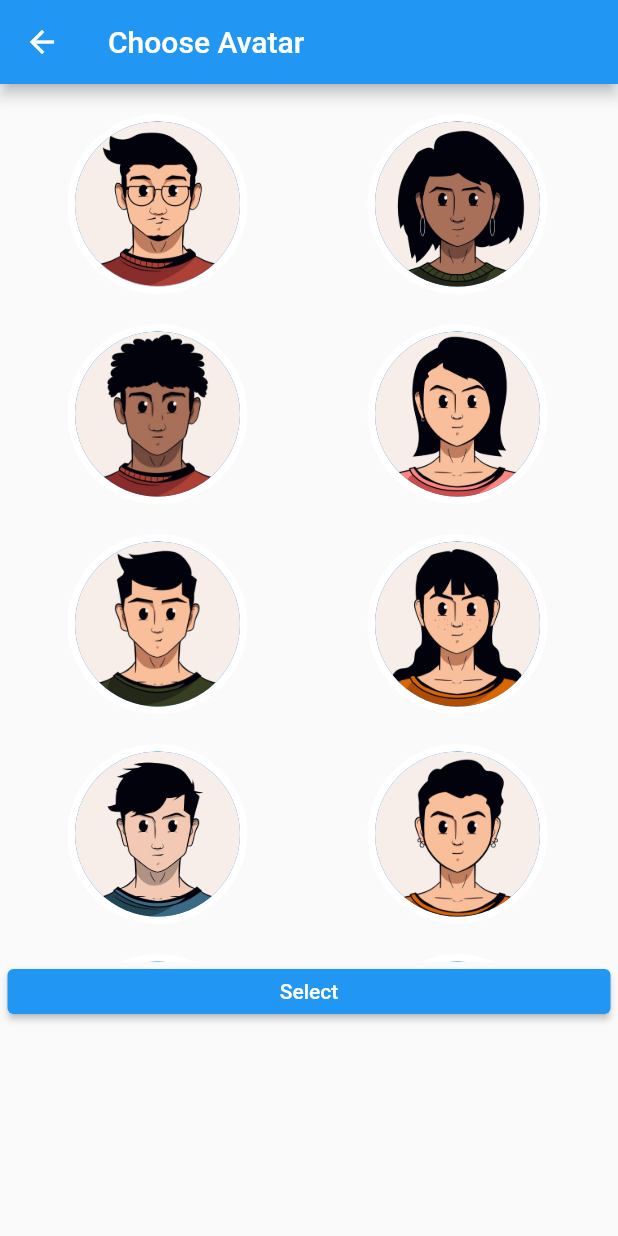
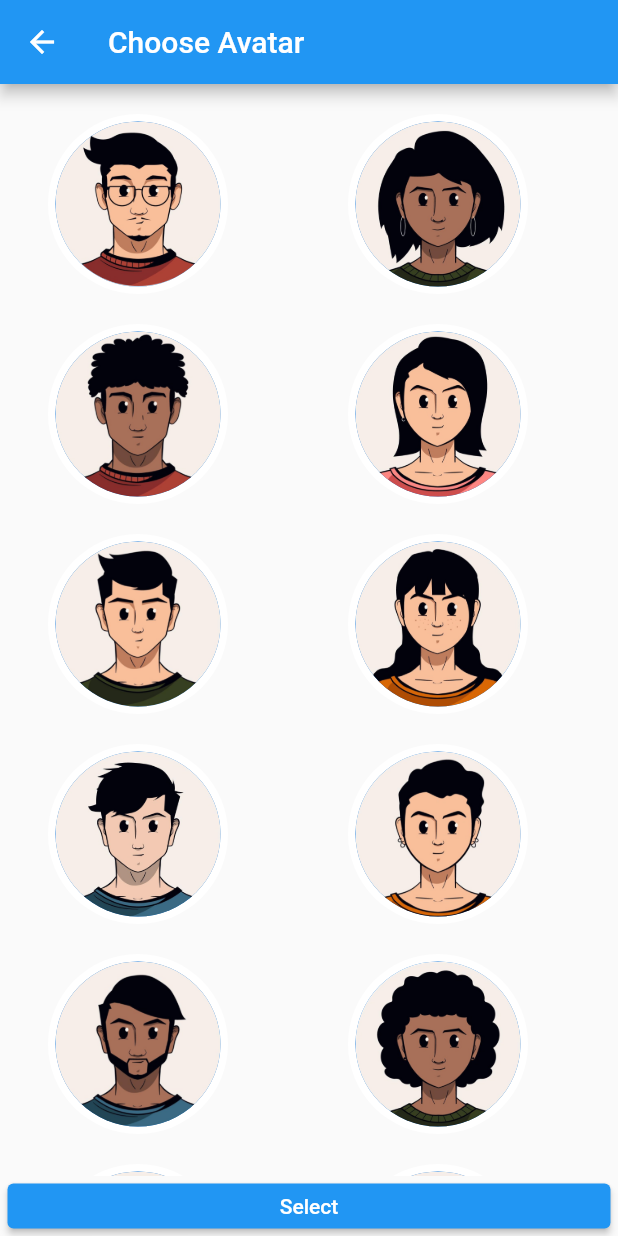
Before and after one commit to siddwarr/Chat-App, a Flutter app: the ChooseAvatar screen opened by its route, on a phone screen of 412 x 824 dp. Run offline on Flutter 3.47's test engine with Material 2 defaults, Android fonts, the light colour scheme and no system bars; our stand-ins replace cloud_firestore, firebase_auth, firebase_core, firebase_storage, flutter_spinkit, image_picker; accounts and stored records are empty.

Commit message:
profile and avatar page UI update

```diff
--- a/lib/bottom_navigation_screens/profile_page.dart
+++ b/lib/bottom_navigation_screens/profile_page.dart
@@ -232,7 +232,7 @@ class _ProfileState extends State<Profile> {
                   ),
                   //logout button
                   SizedBox(
-                    width: 110.0,
+                    width: 125,
                     child: ElevatedButton(
                       onPressed: () async {
                         await _authService.signOut();
--- a/lib/screens/choose_avatar.dart
+++ b/lib/screens/choose_avatar.dart
@@ -29,16 +29,12 @@ class _ChooseAvatarState extends State<ChooseAvatar> {
       appBar: AppBar(
         title: const Text('Choose Avatar'),
       ),
-      body: Column(
+      body: Stack(
         children: [
-          SingleChildScrollView(
-            physics: const AlwaysScrollableScrollPhysics(),
-            scrollDirection: Axis.vertical,
-            child: Container(
-              height: 590,
-              padding: const EdgeInsets.fromLTRB(45, 20, 45, 5),
+          Container(
+            //height: 590,
+            padding: const EdgeInsets.fromLTRB(32, 20, 32, 40),
             child: ListView(
-                physics: const AlwaysScrollableScrollPhysics(),
               scrollDirection: Axis.vertical,
               shrinkWrap: true,
               children: [
@@ -96,7 +92,6 @@ class _ChooseAvatarState extends State<ChooseAvatar> {
               ]
             )
           ),
-          ),
           Align(
             alignment: Alignment.bottomCenter,
             child: Container(
--- a/lib/widgets/message_card.dart
+++ b/lib/widgets/message_card.dart
@@ -220,7 +220,7 @@ class _MessageCardState extends State<MessageCard> {
     return Container(
       width: double.infinity,
       height: 80,
-      child: Row(
+      child: const Row(
         mainAxisAlignment: MainAxisAlignment.spaceBetween,
         children: [],
       ),
```
Also changed, not shown: lib/widgets/update_profile_pic.dart (+5 -4 lines). Lines whose indentation alone changed are shown as unchanged.
